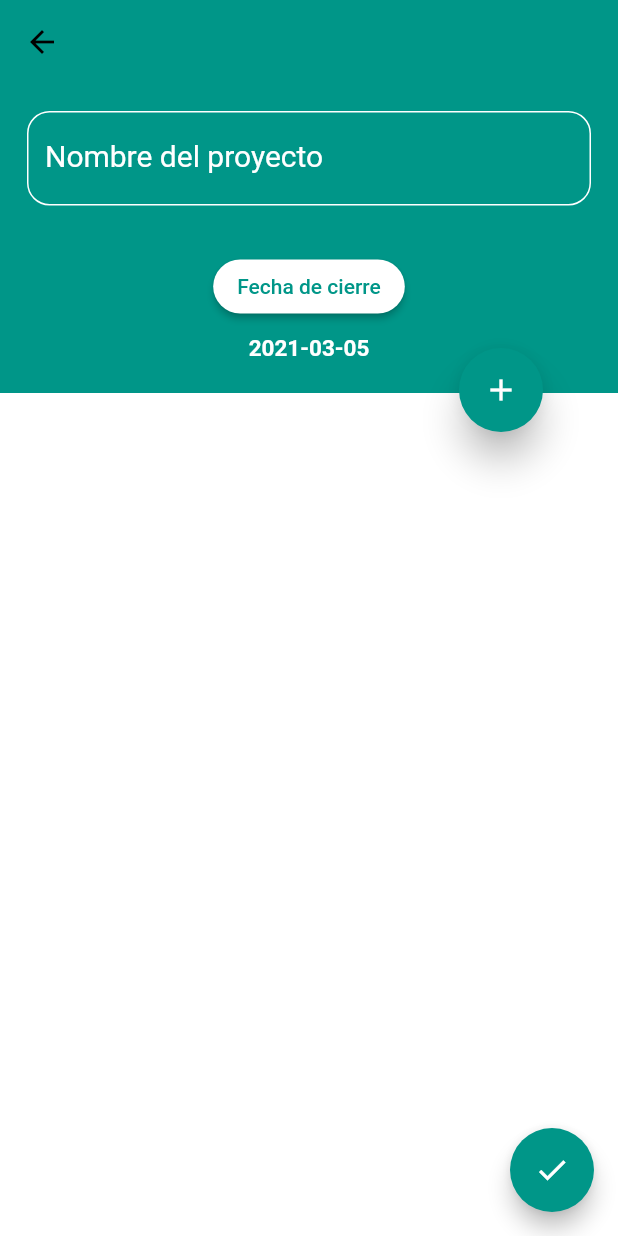
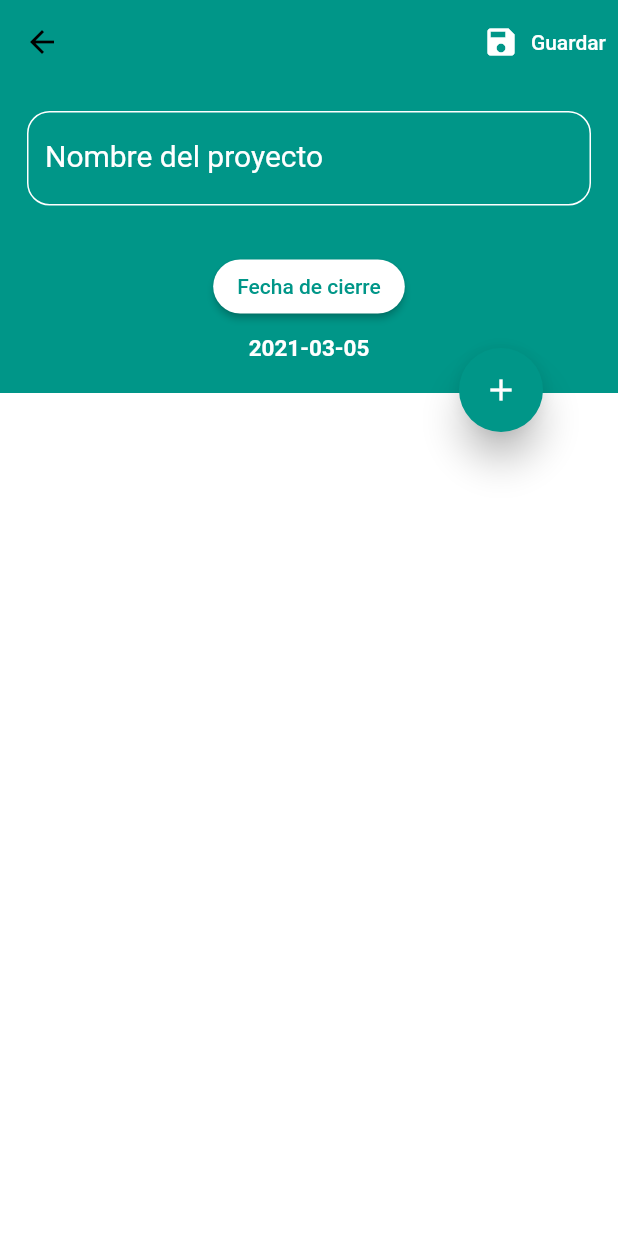
Before and after one commit to Gonzaa25/proyectosapp-public, a Flutter app: the AddProjectPage screen opened directly, on a phone screen of 412 x 824 dp. Run offline on Flutter 3.47's test engine with Material 2 defaults, Android fonts, the phone set to English and light mode, and no system bars.

Commit message:
new save button

```diff
--- a/lib/proyects/ui/addprojectpage.dart
+++ b/lib/proyects/ui/addprojectpage.dart
@@ -46,6 +46,31 @@ class AddProjectPageState extends State<AddProjectPage> {
               onPressed: () {
                 Navigator.pop(context);
               }),
+          actions: [
+            TextButton.icon(
+                onPressed: () {
+                  newproject.name = projectcontroller.value.text;
+                  newproject.owner = "Test User";
+                  newproject.endDate = selecteddate;
+                  newproject.isCompleted = false;
+                  if (newproject.tasks.length > 0 && newproject.name != "") {
+                    widget.proyectslist!.add(newproject);
+                    setState(() {});
+                    Navigator.pop(context);
+                  } else {
+                    ScaffoldMessenger.of(context).showSnackBar(SnackBar(
+                        content: Text(
+                            "Los campos de nombre y tareas no pueden estar vacios"),
+                        backgroundColor: Colors.red,
+                        duration: Duration(milliseconds: 1000)));
+                  }
+                },
+                icon: Icon(Icons.save, color: Colors.white),
+                label: Text('Guardar',
+                    style: TextStyle(
+                      color: Colors.white,
+                    )))
+          ],
         ),
         body: Container(
           color: Colors.white,
@@ -186,28 +211,6 @@ class AddProjectPageState extends State<AddProjectPage> {
             ],
           ),
         ),
-        floatingActionButton: FloatingActionButton(
-          heroTag: "saveprojet",
-          backgroundColor: Theme.of(context).primaryColor,
-          onPressed: () {
-            newproject.name = projectcontroller.value.text;
-            newproject.owner = "Test User";
-            newproject.endDate = selecteddate;
-            newproject.isCompleted = false;
-            if (newproject.tasks.length > 0 && newproject.name != "") {
-              widget.proyectslist!.add(newproject);
-              setState(() {});
-              Navigator.pop(context);
-            } else {
-              ScaffoldMessenger.of(context).showSnackBar(SnackBar(
-                  content: Text(
-                      "Los campos de nombre y tareas no pueden estar vacios"),
-                  backgroundColor: Colors.red,
-                  duration: Duration(milliseconds: 1000)));
-            }
-          },
-          child: Icon(Icons.check, color: Colors.white),
-        ),
       ),
     );
   }
```
